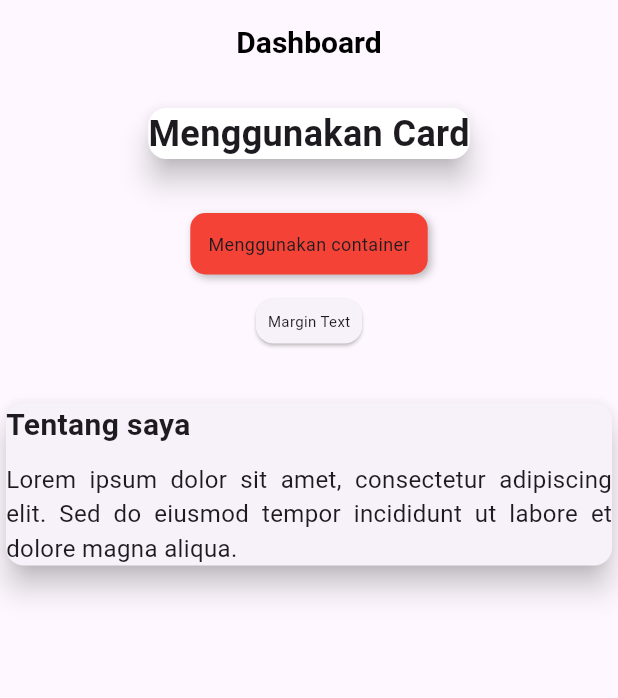
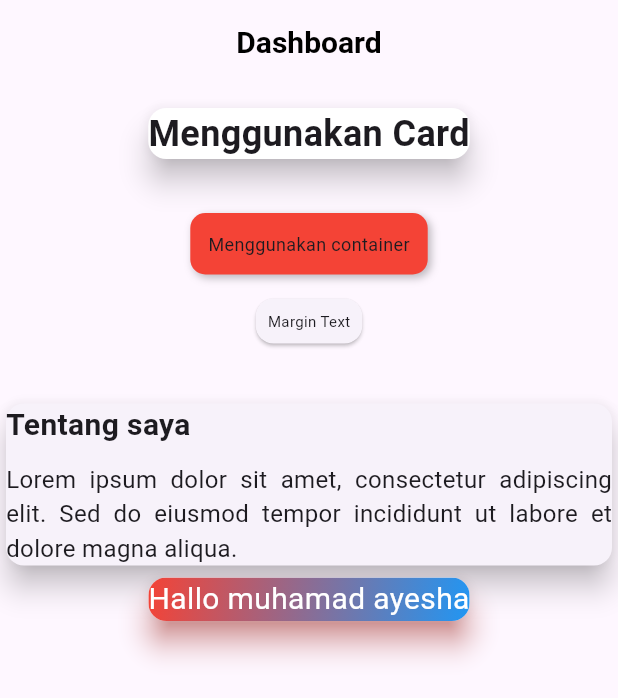
Before and after one commit to muhamadayeshaaulia/week_8_card, a Flutter app: the screen it shows after launch, on a phone screen of 412 x 824 dp. Shown: the top 698 px of the screen. Run offline on Flutter 3.47's test engine with Material 3 defaults, Android fonts, the phone set to English and light mode, and no system bars.

Commit message:
membuat card dengan warna gradient begin top left dan end buttom right

```diff
--- a/lib/latihan_card.dart
+++ b/lib/latihan_card.dart
@@ -65,7 +65,23 @@ class MycardNight extends StatelessWidget {
                   Text('Lorem ipsum dolor sit amet, consectetur adipiscing elit. Sed do eiusmod tempor incididunt ut labore et dolore magna aliqua.', style: TextStyle(fontSize: 16), textAlign: TextAlign.justify,),
                 ],
               ),
-            )
+            ),
+            Card(
+              elevation: 8,
+              shadowColor: Colors.red,
+              clipBehavior: Clip.antiAlias,
+              child: Container(
+                decoration: BoxDecoration(
+                  gradient: LinearGradient(
+                    colors: [Colors.red, Colors.blue],
+                    begin: Alignment.topLeft,
+                    end: Alignment.bottomRight,
+                  ),
+                ),
+            child: Text (
+              'Hallo muhamad ayesha', style: TextStyle(fontSize: 20, color: Colors.white),)
+              ),
+            ),
           ],
         ),
       ),
```
